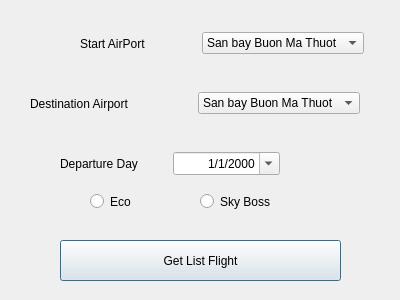
Before: the Qt Designer form airline-gui/BookTicketBox.ui in nothign-us/Beta, drawn with Qt 5.
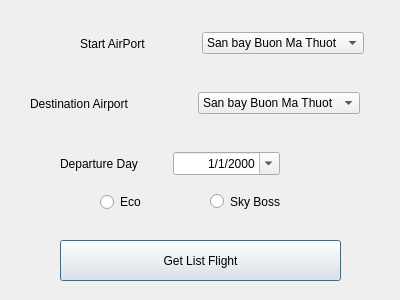
After: the same form once the commit is applied.

What changed in the file:
```diff
--- a/airline-gui/BookTicketBox.ui
+++ b/airline-gui/BookTicketBox.ui
@@ -84,9 +84,9 @@
   <widget class="QRadioButton" name="isSkyBoss">
    <property name="geometry">
     <rect>
-     <x>200</x>
+     <x>210</x>
      <y>190</y>
-     <width>112</width>
+     <width>84</width>
      <height>23</height>
     </rect>
    </property>
@@ -227,19 +227,6 @@
     </item>
    </layout>
   </widget>
-  <widget class="QRadioButton" name="isEco">
-   <property name="geometry">
-    <rect>
-     <x>90</x>
-     <y>190</y>
-     <width>112</width>
-     <height>23</height>
-    </rect>
-   </property>
-   <property name="text">
-    <string>Eco</string>
-   </property>
-  </widget>
   <widget class="QWidget" name="layoutWidget_3">
    <property name="geometry">
     <rect>
@@ -373,6 +360,25 @@
     </item>
    </layout>
   </widget>
+  <widget class="QWidget" name="">
+   <property name="geometry">
+    <rect>
+     <x>100</x>
+     <y>190</y>
+     <width>141</width>
+     <height>25</height>
+    </rect>
+   </property>
+   <layout class="QHBoxLayout" name="horizontalLayout_4">
+    <item>
+     <widget class="QRadioButton" name="isEco">
+      <property name="text">
+       <string>Eco</string>
+      </property>
+     </widget>
+    </item>
+   </layout>
+  </widget>
  </widget>
  <resources/>
  <connections/>
```
